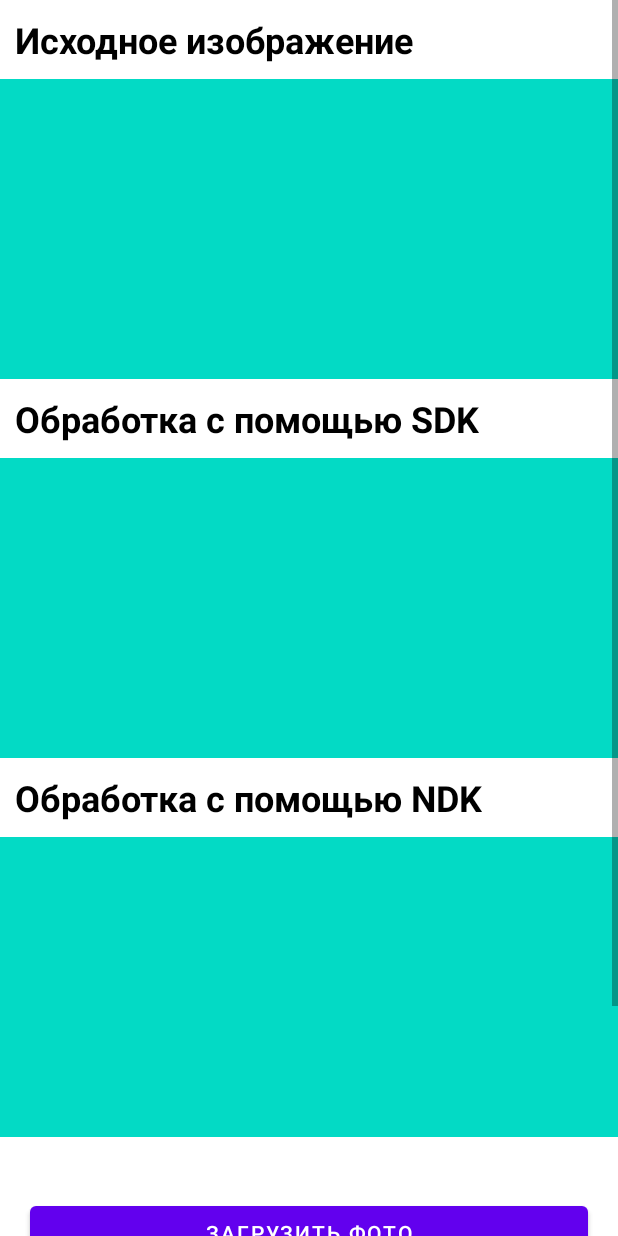
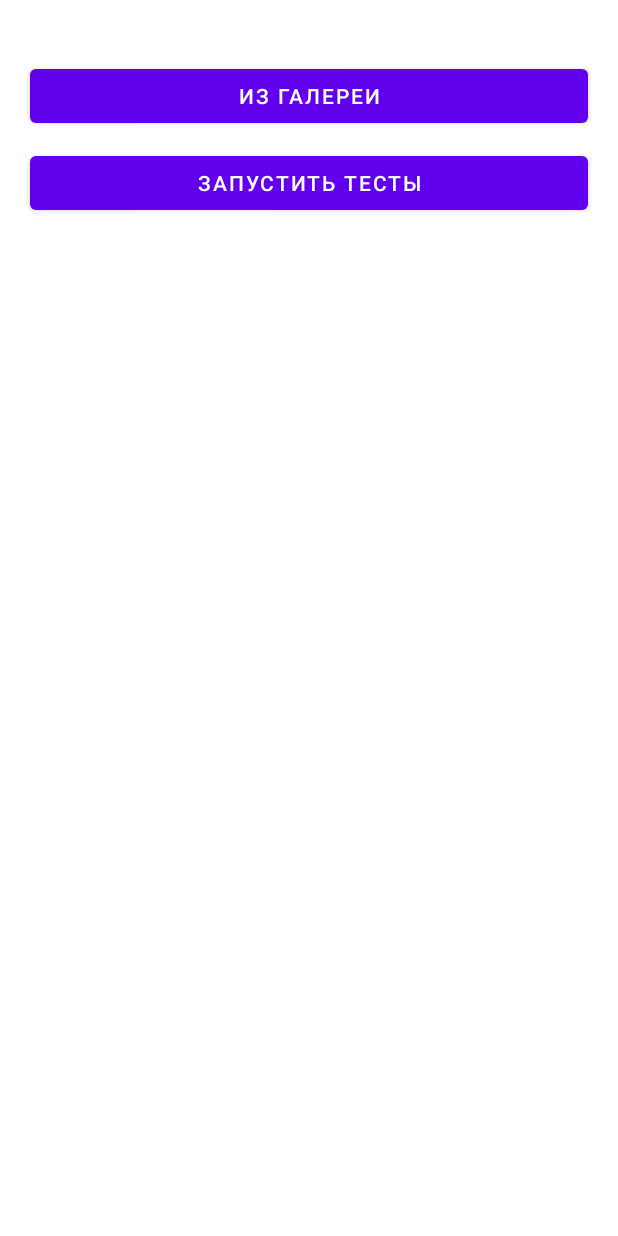
Before and after one commit to ilhan76/OpenCV-Android, an Android app: the layout activity_main.xml on its own in the app's theme, with its tools: preview values and no code run, on a phone screen of 412 x 824 dp. Run offline under Robolectric (Android 15) with nearby library versions, the phone set to English and light mode, and no system bars.

Commit message:
Добавил стартовый экран

```diff
--- a/app/src/main/AndroidManifest.xml
+++ b/app/src/main/AndroidManifest.xml
@@ -16,7 +16,7 @@
         android:theme="@style/Theme.OpenCVAndroid"
         tools:targetApi="31">
         <activity
-            android:name=".MainActivity"
+            android:name=".screens.main.MainActivity"
             android:exported="true">
             <intent-filter>
                 <action android:name="android.intent.action.MAIN" />
@@ -28,6 +28,8 @@
                 android:name="android.app.lib_name"
                 android:value="" />
         </activity>
+
+        <activity android:name=".screens.from_gallery.FromGalleryActivityView"/>
     </application>
 
 </manifest>
--- a/app/src/main/java/com/kudashov/opencv_android/base/App.kt
+++ b/app/src/main/java/com/kudashov/opencv_android/base/App.kt
@@ -1,11 +1,13 @@
 package com.kudashov.opencv_android.base
 
 import android.app.Application
+import org.opencv.android.OpenCVLoader
 
 class App: Application() {
 
     override fun onCreate() {
         super.onCreate()
         System.loadLibrary("opencvnativedemo")
+        OpenCVLoader.initDebug()
     }
 }
--- a/app/src/main/java/com/kudashov/opencv_android/MainState.kt
+++ b/app/src/main/java/com/kudashov/opencv_android/screens/from_gallery/FromGalleryState.kt
@@ -1,8 +1,8 @@
-package com.kudashov.opencv_android
+package com.kudashov.opencv_android.screens.from_gallery
 
 import android.graphics.Bitmap
 
-data class MainState(
+data class FromGalleryState(
     val sourceBitmap: Bitmap? = null,
     val resultSdkBitmap: Bitmap? = null,
     val resultNdkBitmap: Bitmap? = null,
--- a/app/src/main/res/layout/activity_main.xml
+++ b/app/src/main/res/layout/activity_main.xml
@@ -4,128 +4,29 @@
     android:layout_width="match_parent"
     android:layout_height="match_parent"
     android:orientation="vertical"
-    tools:context=".MainActivity">
+    tools:context=".screens.main.MainActivity">
 
     <LinearLayout
         android:layout_width="match_parent"
         android:layout_height="wrap_content"
         android:orientation="vertical"
         android:paddingBottom="40dp"
-        tools:context=".MainActivity">
-
-        <TextView
-            android:id="@+id/source_image_title_tv"
-            android:layout_width="wrap_content"
-            android:layout_margin="10dp"
-            android:layout_height="wrap_content"
-            android:text="@string/source_image_title_text"
-            android:textColor="@color/black"
-            android:textStyle="bold"
-            android:textSize="24sp" />
-
-        <ImageView
-            android:id="@+id/picture_source_iv"
-            android:layout_width="match_parent"
-            android:layout_height="200dp"
-            android:visibility="gone"
-            tools:background="@color/teal_200"
-            tools:ignore="ContentDescription"
-            tools:visibility="visible" />
-
-        <TextView
-            android:id="@+id/sdk_processed_image_title_tv"
-            android:layout_width="wrap_content"
-            android:layout_margin="10dp"
-            android:layout_height="wrap_content"
-            android:text="@string/sdk_processed_image_title_text"
-            android:textColor="@color/black"
-            android:textStyle="bold"
-            android:textSize="24sp" />
-
-        <ImageView
-            android:id="@+id/picture_sdk_result_iv"
-            android:layout_width="match_parent"
-            android:layout_height="200dp"
-            android:visibility="gone"
-            tools:background="@color/teal_200"
-            tools:ignore="ContentDescription"
-            tools:visibility="visible" />
-
-        <TextView
-            android:id="@+id/ndk_processed_image_title_tv"
-            android:layout_width="wrap_content"
-            android:layout_margin="10dp"
-            android:layout_height="wrap_content"
-            android:text="@string/ndk_processed_image_title_text"
-            android:textColor="@color/black"
-            android:textStyle="bold"
-            android:textSize="24sp" />
-
-        <ImageView
-            android:id="@+id/picture_ndk_result_iv"
-            android:layout_width="match_parent"
-            android:layout_height="200dp"
-            android:visibility="gone"
-            tools:background="@color/teal_200"
-            tools:ignore="ContentDescription"
-            tools:visibility="visible" />
+        tools:context=".screens.main.MainActivity">
 
         <Button
-            android:id="@+id/open_gallery_btn"
+            android:id="@+id/open_from_gallery_screen_btn"
             android:layout_width="match_parent"
             android:layout_height="wrap_content"
             android:layout_marginHorizontal="20dp"
             android:layout_marginTop="40dp"
-            android:text="@string/load_from_gallery_btn_text" />
+            android:text="@string/open_from_gallery_screen_btn_text" />
 
         <Button
-            android:id="@+id/process_btn"
+            android:id="@+id/open_tests_screen_btn"
             android:layout_width="match_parent"
             android:layout_height="wrap_content"
             android:layout_marginHorizontal="20dp"
             android:layout_marginTop="10dp"
-            android:text="@string/process_btn_text" />
-
-        <LinearLayout
-            android:layout_width="wrap_content"
-            android:layout_height="wrap_content"
-            android:layout_marginHorizontal="20dp"
-            android:layout_marginTop="20dp">
-
-            <TextView
-                android:id="@+id/sdk_time_title_tv"
-                android:layout_width="wrap_content"
-                android:layout_height="wrap_content"
-                android:text="@string/sdk_time_text"
-                android:textSize="14sp" />
-
-            <TextView
-                android:id="@+id/sdk_time_tv"
-                android:layout_width="wrap_content"
-                android:layout_height="wrap_content"
-                android:layout_marginStart="10dp" />
-        </LinearLayout>
-
-        <LinearLayout
-            android:layout_width="wrap_content"
-            android:layout_height="wrap_content"
-            android:layout_marginHorizontal="20dp"
-            android:layout_marginTop="10dp">
-
-            <TextView
-                android:id="@+id/ndk_time_title_tv"
-                android:layout_width="wrap_content"
-                android:layout_height="wrap_content"
-                android:text="@string/ndk_time_text"
-                android:textSize="14sp" />
-
-            <TextView
-                android:id="@+id/ndk_time_tv"
-                android:layout_width="wrap_content"
-                android:layout_height="wrap_content"
-                android:layout_marginStart="10dp" />
-        </LinearLayout>
-
+            android:text="@string/open_tests_screen_btn_text" />
     </LinearLayout>
-
 </ScrollView>
--- a/app/src/main/res/values/strings.xml
+++ b/app/src/main/res/values/strings.xml
@@ -1,12 +1,18 @@
 <resources>
     <string name="app_name">OpenCV-Android</string>
 
+    <!--region MainActivityView-->
+    <string name="open_from_gallery_screen_btn_text">Из галереи</string>
+    <string name="open_tests_screen_btn_text">Запустить тесты</string>
+    <!--endregion-->
+
+    <!--region FromGalleryActivityView-->
     <string name="source_image_title_text">Исходное изображение</string>
     <string name="sdk_processed_image_title_text">Обработка с помощью SDK</string>
     <string name="ndk_processed_image_title_text">Обработка с помощью NDK</string>
-
     <string name="load_from_gallery_btn_text">Загрузить фото</string>
     <string name="process_btn_text">Обработать</string>
     <string name="sdk_time_text">Время обработки в SDK:</string>
     <string name="ndk_time_text">Время обработки в NDK:</string>
+    <!--endregion-->
 </resources>
```
Also changed, not shown: app/src/main/java/com/kudashov/opencv_android/screens/from_gallery/FromGalleryActivityView.kt (renamed from app/src/main/java/com/kudashov/opencv_android/MainActivity.kt, +6 -8 lines), app/src/main/java/com/kudashov/opencv_android/screens/from_gallery/FromGalleryViewModel.kt (renamed from app/src/main/java/com/kudashov/opencv_android/MainViewModel.kt, +5 -9 lines), app/src/main/java/com/kudashov/opencv_android/screens/main/MainActivity.kt (added, +30 -0 lines), app/src/main/res/layout/activity_from_gallery.xml (added, +131 -0 lines).
